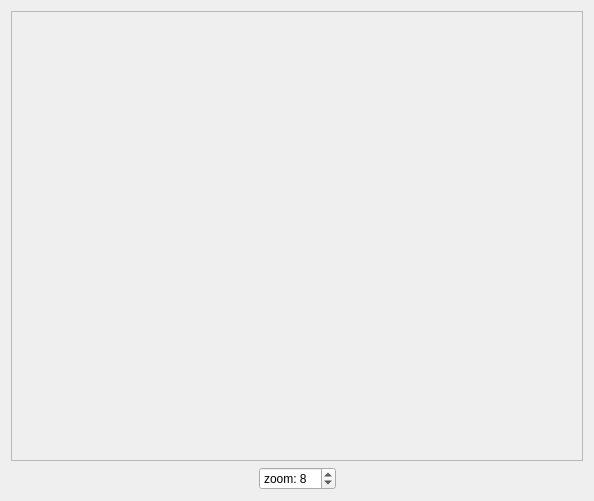
First picture: the form in src/drawcontents.ui, repository snowiow/snowPix, before the edit.
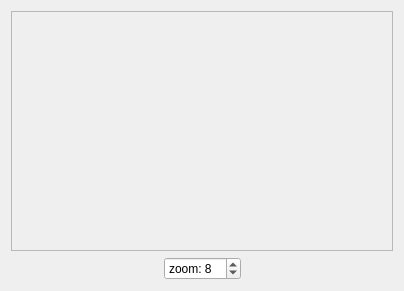
Second picture: the form after the edit. Icons and pictures are not drawn. Custom widgets are drawn as their Qt base class.

```diff
--- a/src/drawcontents.ui
+++ b/src/drawcontents.ui
@@ -2,13 +2,11 @@
 <ui version="4.0">
  <class>DrawContents</class>
  <widget class="QWidget" name="DrawContents">
-  <property name="geometry">
-   <rect>
-    <x>0</x>
-    <y>0</y>
-    <width>594</width>
-    <height>501</height>
-   </rect>
+  <property name="sizePolicy">
+   <sizepolicy hsizetype="Expanding" vsizetype="Expanding">
+    <horstretch>0</horstretch>
+    <verstretch>0</verstretch>
+   </sizepolicy>
   </property>
   <property name="windowTitle">
    <string>Form</string>
@@ -16,6 +14,12 @@
   <layout class="QVBoxLayout" name="verticalLayout">
    <item>
     <widget class="QScrollArea" name="scrollArea">
+     <property name="sizePolicy">
+      <sizepolicy hsizetype="Expanding" vsizetype="Expanding">
+       <horstretch>0</horstretch>
+       <verstretch>0</verstretch>
+      </sizepolicy>
+     </property>
      <property name="minimumSize">
       <size>
        <width>10</width>
@@ -84,8 +88,11 @@
        <property name="prefix">
         <string>zoom: </string>
        </property>
+       <property name="minimum">
+        <number>1</number>
+       </property>
        <property name="maximum">
-        <number>15</number>
+        <number>25</number>
        </property>
        <property name="value">
         <number>8</number>
```
Left out of the diff: 15 changed lines with no effect on the pictures.
